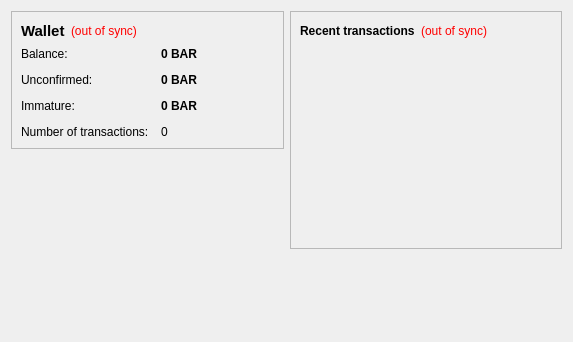
Old version of the form src/qt/forms/overviewpage.ui in the repository vorocoin/vorocoin.
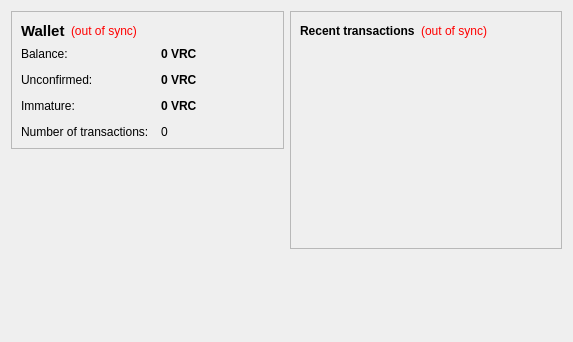
New version of the form.

Diff of the .ui file:
```diff
--- a/src/qt/forms/overviewpage.ui
+++ b/src/qt/forms/overviewpage.ui
@@ -105,7 +105,7 @@
              <string>Your current balance</string>
             </property>
             <property name="text">
-             <string notr="true">0 BAR</string>
+             <string notr="true">0 VRC</string>
             </property>
             <property name="textInteractionFlags">
              <set>Qt::LinksAccessibleByMouse|Qt::TextSelectableByKeyboard|Qt::TextSelectableByMouse</set>
@@ -134,7 +134,7 @@
              <string>Total of transactions that have yet to be confirmed, and do not yet count toward the current balance</string>
             </property>
             <property name="text">
-             <string notr="true">0 BAR</string>
+             <string notr="true">0 VRC</string>
             </property>
             <property name="textInteractionFlags">
              <set>Qt::LinksAccessibleByMouse|Qt::TextSelectableByKeyboard|Qt::TextSelectableByMouse</set>
@@ -177,7 +177,7 @@
              <string>Mined balance that has not yet matured</string>
             </property>
             <property name="text">
-             <string notr="true">0 BAR</string>
+             <string notr="true">0 VRC</string>
             </property>
             <property name="textInteractionFlags">
              <set>Qt::LinksAccessibleByMouse|Qt::TextSelectableByKeyboard|Qt::TextSelectableByMouse</set>
```
Left out of the diff: 4 changed lines with no effect on the pictures.
